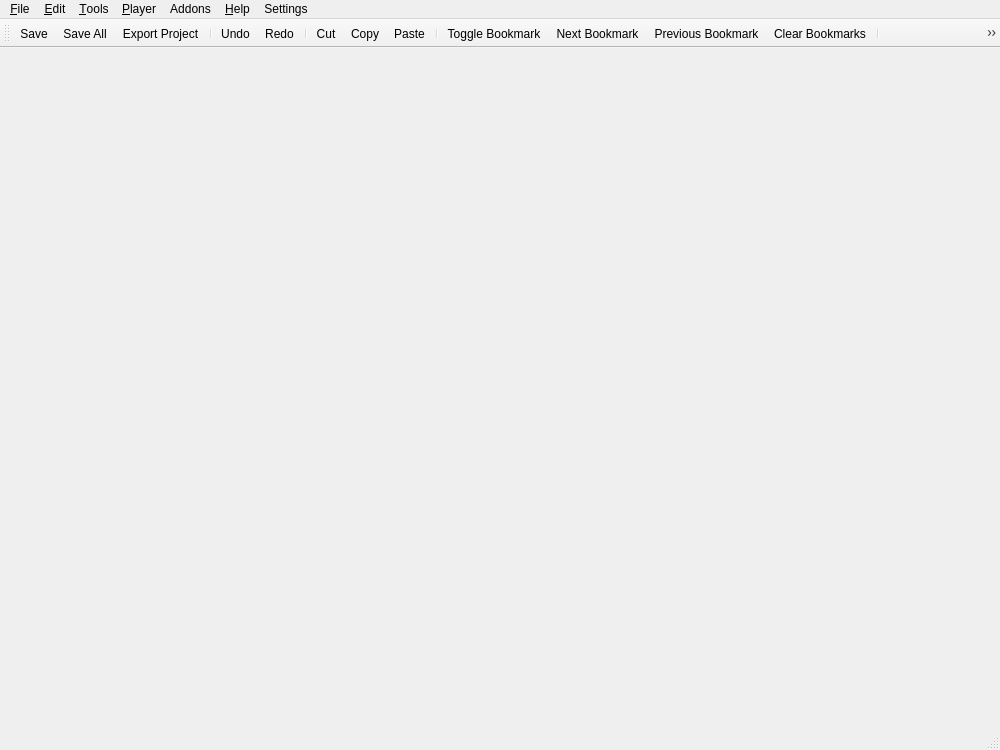
Above: ui/mainwindow.ui from gideros/gideros before the change. Below: the same form after it.
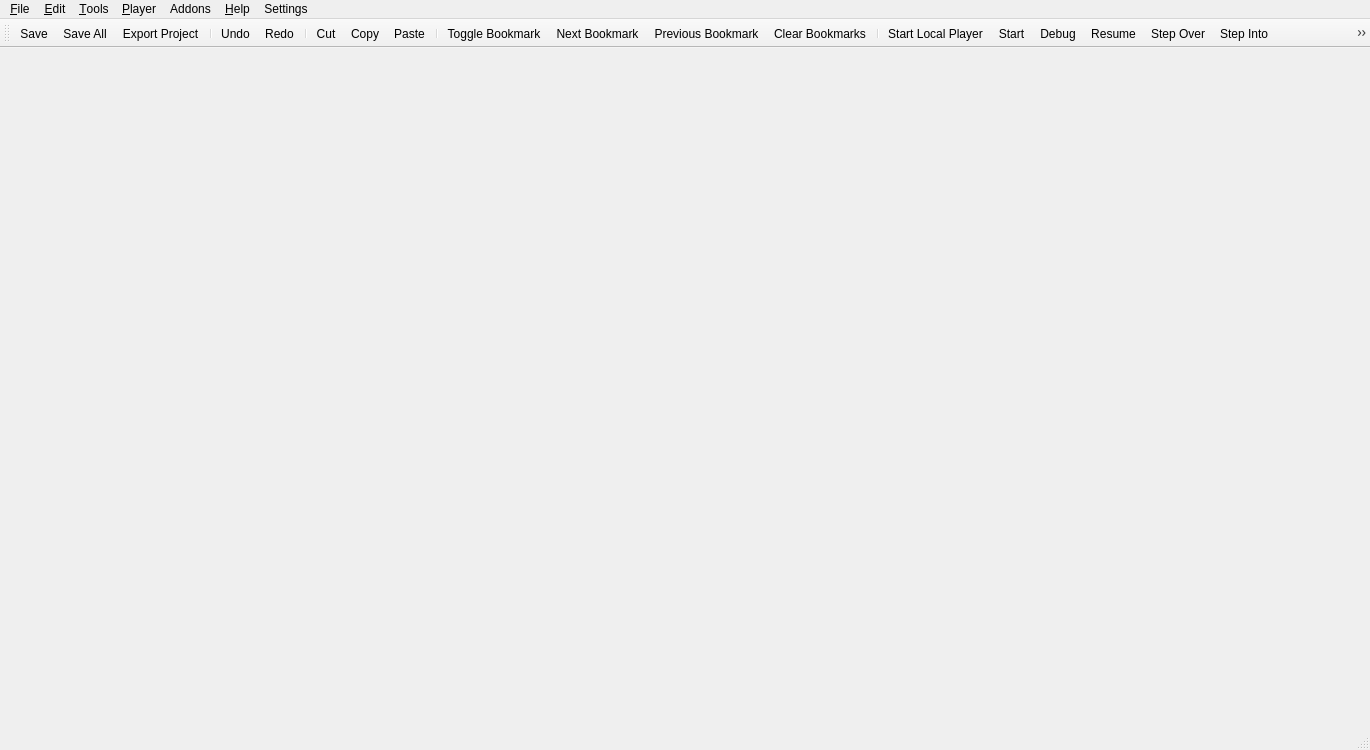
That is the form after the change.

```diff
--- a/ui/mainwindow.ui
+++ b/ui/mainwindow.ui
@@ -6,7 +6,7 @@
    <rect>
     <x>0</x>
     <y>0</y>
-    <width>1000</width>
+    <width>1370</width>
     <height>750</height>
    </rect>
   </property>
@@ -32,7 +32,7 @@
     <rect>
      <x>0</x>
      <y>0</y>
-     <width>1000</width>
+     <width>1370</width>
      <height>21</height>
     </rect>
    </property>
@@ -180,6 +180,11 @@
    <addaction name="separator"/>
    <addaction name="actionStart_Player"/>
    <addaction name="actionStart"/>
+   <addaction name="actionDebug"/>
+   <addaction name="actionResume"/>
+   <addaction name="actionStepOver"/>
+   <addaction name="actionStepInto"/>
+   <addaction name="actionStepReturn"/>
    <addaction name="actionStop"/>
    <addaction name="actionStartAll"/>
   </widget>
@@ -669,6 +674,34 @@
     <string>F11</string>
    </property>
   </action>
+  <action name="actionDebug">
+   <property name="text">
+    <string>Debug</string>
+   </property>
+   <property name="toolTip">
+    <string>Debug</string>
+   </property>
+  </action>
+  <action name="actionStepOver">
+   <property name="text">
+    <string>Step Over</string>
+   </property>
+  </action>
+  <action name="actionStepInto">
+   <property name="text">
+    <string>Step Into</string>
+   </property>
+  </action>
+  <action name="actionStepReturn">
+   <property name="text">
+    <string>Step Return</string>
+   </property>
+  </action>
+  <action name="actionResume">
+   <property name="text">
+    <string>Resume</string>
+   </property>
+  </action>
  </widget>
  <layoutdefault spacing="6" margin="11"/>
  <resources/>
```
Left out of the diff: 1 changed line with no effect on the pictures.
